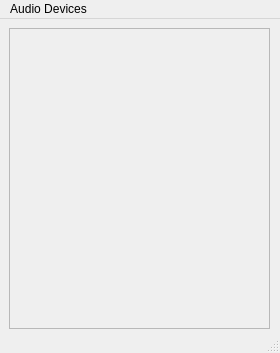
This is SysMan/home.ui in ChrisRuff/SysMan as Qt 5 draws it before an edit. The edited form follows.
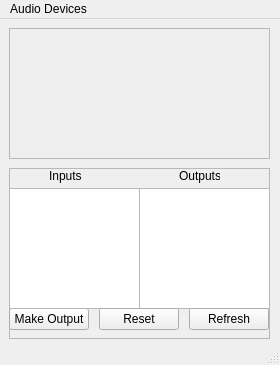
This is the edited form.

```diff
--- a/SysMan/home.ui
+++ b/SysMan/home.ui
@@ -7,7 +7,7 @@
     <x>0</x>
     <y>0</y>
     <width>280</width>
-    <height>353</height>
+    <height>365</height>
    </rect>
   </property>
   <property name="minimumSize">
@@ -18,13 +18,16 @@
   </property>
   <property name="maximumSize">
    <size>
-    <width>280</width>
-    <height>353</height>
+    <width>500</width>
+    <height>600</height>
    </size>
   </property>
   <property name="windowTitle">
    <string>Home</string>
   </property>
+  <property name="layoutDirection">
+   <enum>Qt::LeftToRight</enum>
+  </property>
   <widget class="QWidget" name="centralwidget">
    <widget class="QFrame" name="frame">
     <property name="geometry">
@@ -47,7 +50,7 @@
        <x>10</x>
        <y>10</y>
        <width>261</width>
-       <height>301</height>
+       <height>131</height>
       </rect>
      </property>
      <property name="frameShape">
@@ -57,6 +60,107 @@
       <enum>QFrame::Raised</enum>
      </property>
     </widget>
+    <widget class="QFrame" name="Sinks">
+     <property name="geometry">
+      <rect>
+       <x>10</x>
+       <y>150</y>
+       <width>261</width>
+       <height>171</height>
+      </rect>
+     </property>
+     <property name="frameShape">
+      <enum>QFrame::StyledPanel</enum>
+     </property>
+     <property name="frameShadow">
+      <enum>QFrame::Raised</enum>
+     </property>
+     <widget class="QPushButton" name="make_output">
+      <property name="geometry">
+       <rect>
+        <x>0</x>
+        <y>140</y>
+        <width>80</width>
+        <height>22</height>
+       </rect>
+      </property>
+      <property name="text">
+       <string>Make Output</string>
+      </property>
+     </widget>
+     <widget class="QListView" name="inputs">
+      <property name="geometry">
+       <rect>
+        <x>0</x>
+        <y>20</y>
+        <width>131</width>
+        <height>121</height>
+       </rect>
+      </property>
+     </widget>
+     <widget class="QListView" name="outputs">
+      <property name="geometry">
+       <rect>
+        <x>130</x>
+        <y>20</y>
+        <width>131</width>
+        <height>121</height>
+       </rect>
+      </property>
+     </widget>
+     <widget class="QLabel" name="input_label">
+      <property name="geometry">
+       <rect>
+        <x>40</x>
+        <y>0</y>
+        <width>41</width>
+        <height>16</height>
+       </rect>
+      </property>
+      <property name="text">
+       <string>Inputs</string>
+      </property>
+     </widget>
+     <widget class="QLabel" name="output_label">
+      <property name="geometry">
+       <rect>
+        <x>170</x>
+        <y>0</y>
+        <width>41</width>
+        <height>16</height>
+       </rect>
+      </property>
+      <property name="text">
+       <string>Outputs</string>
+      </property>
+     </widget>
+     <widget class="QPushButton" name="reset">
+      <property name="geometry">
+       <rect>
+        <x>90</x>
+        <y>140</y>
+        <width>80</width>
+        <height>22</height>
+       </rect>
+      </property>
+      <property name="text">
+       <string>Reset</string>
+      </property>
+     </widget>
+     <widget class="QPushButton" name="refresh">
+      <property name="geometry">
+       <rect>
+        <x>180</x>
+        <y>140</y>
+        <width>80</width>
+        <height>22</height>
+       </rect>
+      </property>
+      <property name="text">
+       <string>Refresh</string>
+      </property>
+     </widget>
+    </widget>
    </widget>
   </widget>
   <widget class="QMenuBar" name="menubar">
```
Left out of the diff: 4 changed lines with no effect on the pictures.
